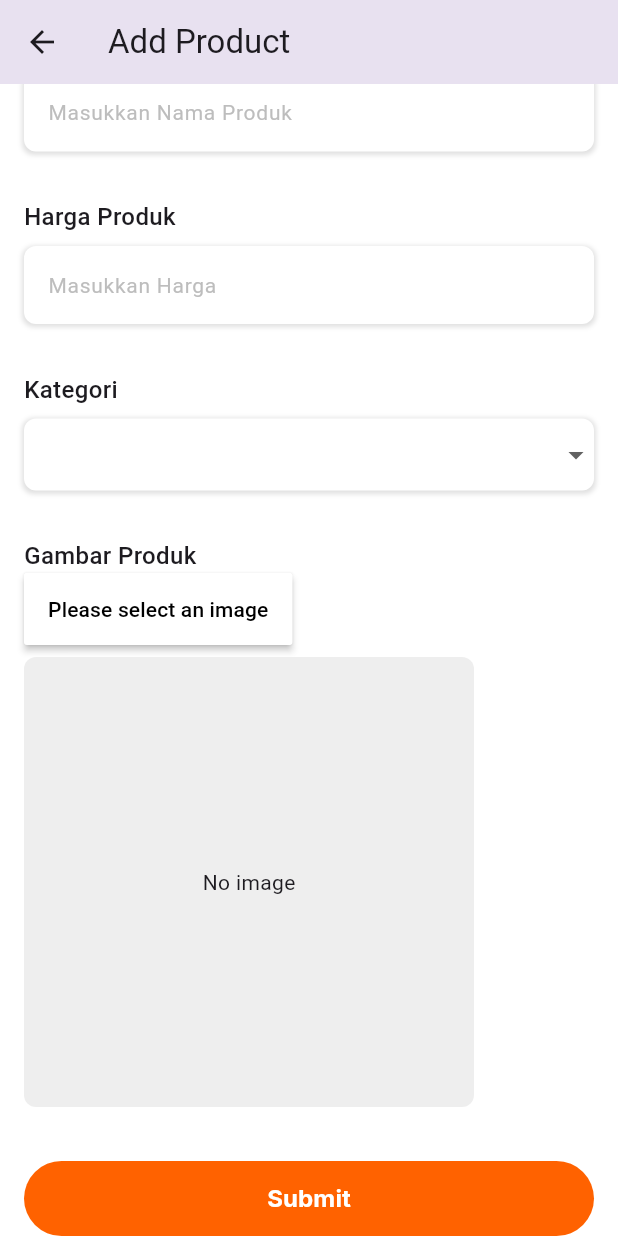
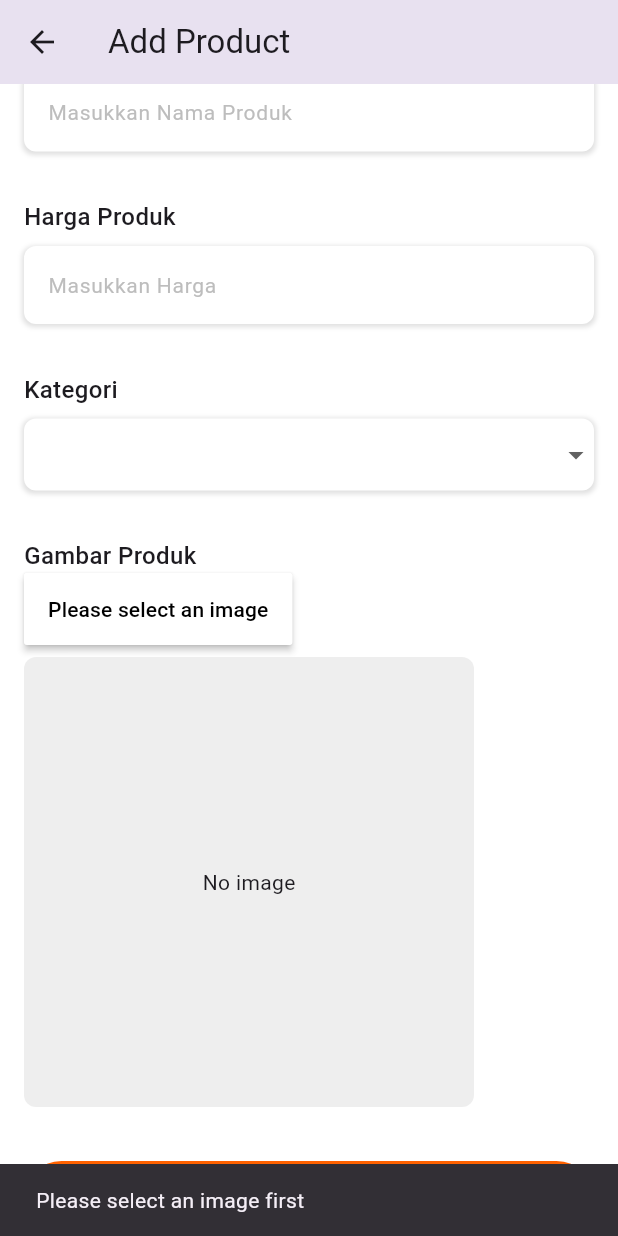
Before and after one commit to StegoYas/Stego_Mart-PBO-, a Flutter app: the AddScreen screen opened directly, scrolled down 54 dp, after a tap on "Submit", on a phone screen of 412 x 824 dp. Run offline on Flutter 3.47's test engine with Material 3 defaults, Android fonts, the phone set to English and light mode, and no system bars; our stand-ins replace google_fonts, image_picker, supabase_flutter; accounts and stored records are empty.

Commit message:
commit done yas

```diff
--- a/lib/screens/add.dart
+++ b/lib/screens/add.dart
@@ -1,6 +1,7 @@
-import 'dart:io';
+import 'dart:typed_data'; // Untuk Uint8List
 import 'package:flutter/material.dart';
 import 'package:image_picker/image_picker.dart';
+import 'package:supabase_flutter/supabase_flutter.dart'; // Untuk Supabase
 import 'package:google_fonts/google_fonts.dart';
 
 class AddScreen extends StatefulWidget {
@@ -10,8 +11,11 @@ class AddScreen extends StatefulWidget {
 
 class _AddScreenState extends State<AddScreen> {
   String? selectedCategory;
-  File? _selectedImage;
+  Uint8List? _selectedImage; // Mengubah tipe ke Uint8List
   final ImagePicker _picker = ImagePicker();
+
+  // Supabase Client
+  final SupabaseClient _supabaseClient = Supabase.instance.client;
 
   @override
   Widget build(BuildContext context) {
@@ -38,7 +42,14 @@ class _AddScreenState extends State<AddScreen> {
                 height: 50,
                 width: double.infinity,
                 child: TextButton(
-                  onPressed: () {},
+                  onPressed: () {
+                    _uploadImageToSupabase(
+                      nama: "Nama Produk", // Ganti dengan value dari input nama
+                      harga: 15000.0, // Ganti dengan value dari input harga
+                      kategori: selectedCategory ??
+                          "Makanan", // Kategori yang dipilih
+                    );
+                  },
                   child: Text(
                     "Submit",
                     style: GoogleFonts.inter(
@@ -176,11 +187,11 @@ class _AddScreenState extends State<AddScreen> {
           ),
           MaterialButton(
             padding: EdgeInsets.symmetric(vertical: 14, horizontal: 16),
-            color: Colors.white, // Removed blue color
+            color: Colors.white,
             child: Text(
               "Please select an image",
               style: TextStyle(
-                color: Colors.black, // Text color changed to blue
+                color: Colors.black,
                 fontSize: 14,
               ),
             ),
@@ -199,9 +210,9 @@ class _AddScreenState extends State<AddScreen> {
                 child: _selectedImage != null
                     ? ClipRRect(
                         borderRadius: BorderRadius.circular(8),
-                        child: Image.file(
-                          _selectedImage!,
-                          fit: BoxFit.contain,
+                        child: Image.memory(
+                          _selectedImage!, // Menampilkan gambar dari Uint8List
+                          fit: BoxFit.cover,
                         ),
                       )
                     : Center(child: Text("No image")),
@@ -216,9 +227,68 @@ class _AddScreenState extends State<AddScreen> {
   Future<void> _pickImage() async {
     final pickedFile = await _picker.pickImage(source: ImageSource.gallery);
     if (pickedFile != null) {
+      final bytes = await pickedFile.readAsBytes(); // Baca sebagai Uint8List
       setState(() {
-        _selectedImage = File(pickedFile.path);
+        _selectedImage = bytes;
       });
     }
   }
+
+  Future<void> _uploadImageToSupabase({
+    required String nama,
+    required double harga,
+    required String kategori,
+  }) async {
+    if (_selectedImage == null) {
+      ScaffoldMessenger.of(context).showSnackBar(
+        SnackBar(content: Text("Please select an image first")),
+      );
+      return;
+    }
+
+    try {
+      final fileName = 'product_${DateTime.now().millisecondsSinceEpoch}.png';
+
+      // Upload gambar ke Supabase Storage
+      final storageResponse = await _supabaseClient.storage
+          .from('stego_mart') // Ganti dengan nama bucket
+          .uploadBinary(fileName, _selectedImage!);
+
+      if (storageResponse.isEmpty) {
+        throw Exception("Storage Error: File upload failed.");
+      }
+
+      // Mendapatkan URL publik gambar
+      final imageUrl =
+          _supabaseClient.storage.from('stego_mart').getPublicUrl(fileName);
+
+      // Simpan data produk ke tabel 'food'
+      final dbResponse = await _supabaseClient
+          .from('food') // Nama tabel
+          .insert({
+        'nama': nama, // Nama produk dari input pengguna
+        'harga': harga, // Harga produk dari input pengguna
+        'kategori': kategori, // Kategori dari input dropdown
+        'gambar': imageUrl, // URL gambar yang diunggah
+      });
+
+      if (dbResponse.error != null) {
+        throw Exception("Database Error: ${dbResponse.error!.message}");
+      }
+
+      ScaffoldMessenger.of(context).showSnackBar(
+        SnackBar(content: Text("Image uploaded and data saved successfully")),
+      );
+
+      // Reset form dan state setelah berhasil
+      setState(() {
+        _selectedImage = null;
+        selectedCategory = null;
+      });
+    } catch (e) {
+      ScaffoldMessenger.of(context).showSnackBar(
+        SnackBar(content: Text("Error: $e")),
+      );
+    }
+  }
 }
```
